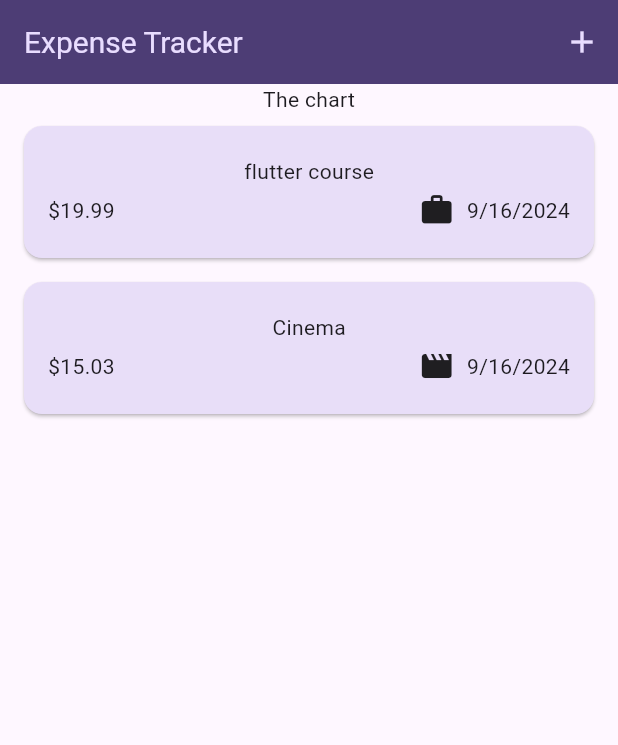
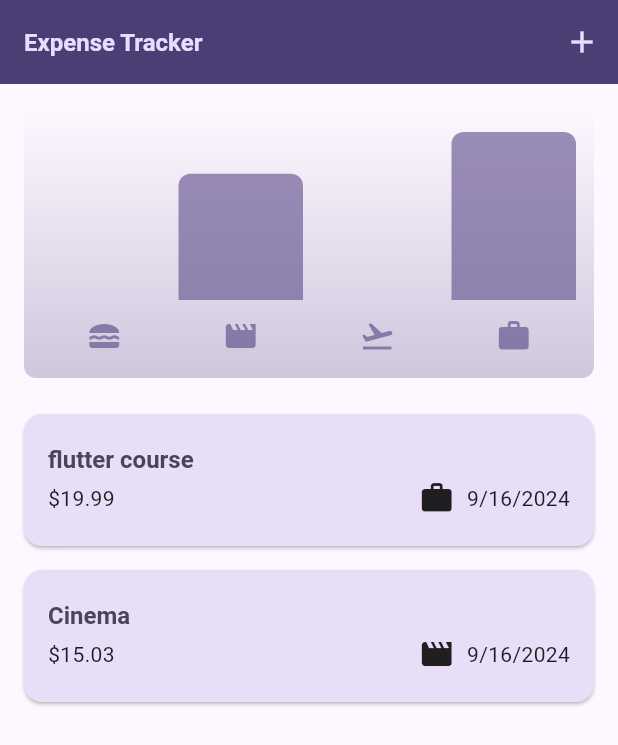
Before and after one commit to anish77/expenses_track, a Flutter app: the screen it shows after launch, on a phone screen of 412 x 824 dp. Shown: the top 745 px of the screen. Run offline on Flutter 3.47's test engine with Material 3 defaults, Android fonts, the phone set to English and light mode, and no system bars.

Commit message:
add the chart

```diff
--- a/lib/main.dart
+++ b/lib/main.dart
@@ -4,9 +4,29 @@
 var kColorScheme = ColorScheme.fromSeed(
   seedColor: const Color.fromARGB(255, 96, 59, 181),
 );
+var kDarkColorScheme = ColorScheme.fromSeed(
+  brightness: Brightness.dark,
+  seedColor: const Color.fromRGBO(255, 5, 99, 125),
+);
+
 void main() {
   runApp(
     MaterialApp(
+      darkTheme: ThemeData.dark().copyWith(
+        colorScheme: kDarkColorScheme,
+        cardTheme: const CardTheme().copyWith(
+          color: kDarkColorScheme.secondaryContainer,
+          margin: const EdgeInsets.symmetric(
+            horizontal: 16,
+            vertical: 8,
+          ),
+        ),
+        elevatedButtonTheme: ElevatedButtonThemeData(
+          style: ElevatedButton.styleFrom(
+              backgroundColor: kDarkColorScheme.primaryContainer,
+              foregroundColor: kDarkColorScheme.onPrimaryContainer),
+        ),
+      ),
       theme: ThemeData().copyWith(
         colorScheme: kColorScheme,
         appBarTheme: const AppBarTheme().copyWith(
@@ -24,12 +44,13 @@
         ),
         textTheme: ThemeData().textTheme.copyWith(
               titleLarge: TextStyle(
-                fontWeight: FontWeight.normal,
+                fontWeight: FontWeight.bold,
                 color: kColorScheme.onSecondaryContainer,
-                fontSize: 20,
+                fontSize: 16,
               ),
             ),
       ),
+      //themeMode: ThemeMode.system, //default
       home: const Expenses(),
     ),
   );
--- /dev/null
+++ b/lib/widgets/chart/chart.dart
@@ -0,0 +1,95 @@
+import 'package:expenses_track/models/expense.dart';
+import 'package:flutter/material.dart';
+import 'package:expenses_track/widgets/expenses.dart';
+import 'package:expenses_track/widgets/chart/chart_bar.dart';
+
+class Chart extends StatelessWidget {
+  const Chart({super.key, required this.expenses});
+
+  final List<Expense> expenses;
+
+  List<ExpenseBucket> get buckets {
+    return [
+      ExpenseBucket.forCategory(expenses, Category.food),
+      ExpenseBucket.forCategory(expenses, Category.leisure),
+      ExpenseBucket.forCategory(expenses, Category.travel),
+      ExpenseBucket.forCategory(expenses, Category.work),
+    ];
+  }
+
+  double get maxTotalExpense {
+    double maxTotalExpense = 0;
+
+    for (final bucket in buckets) {
+      if (bucket.totalExpenses > maxTotalExpense) {
+        maxTotalExpense = bucket.totalExpenses;
+      }
+    }
+
+    return maxTotalExpense;
+  }
+
+  @override
+  Widget build(BuildContext context) {
+    final isDarkMode =
+        MediaQuery.of(context).platformBrightness == Brightness.dark;
+    return Container(
+      margin: const EdgeInsets.all(16),
+      padding: const EdgeInsets.symmetric(
+        vertical: 16,
+        horizontal: 8,
+      ),
+      width: double.infinity,
+      height: 180,
+      decoration: BoxDecoration(
+        borderRadius: BorderRadius.circular(8),
+        gradient: LinearGradient(
+          colors: [
+            Theme.of(context).colorScheme.primary.withOpacity(0.3),
+            Theme.of(context).colorScheme.primary.withOpacity(0.0)
+          ],
+          begin: Alignment.bottomCenter,
+          end: Alignment.topCenter,
+        ),
+      ),
+      child: Column(
+        children: [
+          Expanded(
+            child: Row(
+              crossAxisAlignment: CrossAxisAlignment.end,
+              children: [
+                for (final bucket in buckets) // alternative to map()
+                  ChartBar(
+                    fill: bucket.totalExpenses == 0
+                        ? 0
+                        : bucket.totalExpenses / maxTotalExpense,
+                  )
+              ],
+            ),
+          ),
+          const SizedBox(height: 12),
+          Row(
+            children: buckets
+                .map(
+                  (bucket) => Expanded(
+                    child: Padding(
+                      padding: const EdgeInsets.symmetric(horizontal: 4),
+                      child: Icon(
+                        categoryIcons[bucket.category],
+                        color: isDarkMode
+                            ? Theme.of(context).colorScheme.secondary
+                            : Theme.of(context)
+                                .colorScheme
+                                .primary
+                                .withOpacity(0.7),
+                      ),
+                    ),
+                  ),
+                )
+                .toList(),
+          )
+        ],
+      ),
+    );
+  }
+}
--- /dev/null
+++ b/lib/widgets/chart/chart_bar.dart
@@ -0,0 +1,34 @@
+import 'package:flutter/material.dart';
+
+class ChartBar extends StatelessWidget {
+  const ChartBar({
+    super.key,
+    required this.fill,
+  });
+
+  final double fill;
+
+  @override
+  Widget build(BuildContext context) {
+    final isDarkMode =
+        MediaQuery.of(context).platformBrightness == Brightness.dark;
+    return Expanded(
+      child: Padding(
+        padding: const EdgeInsets.symmetric(horizontal: 4),
+        child: FractionallySizedBox(
+          heightFactor: fill,
+          child: DecoratedBox(
+            decoration: BoxDecoration(
+              shape: BoxShape.rectangle,
+              borderRadius:
+                  const BorderRadius.vertical(top: Radius.circular(8)),
+              color: isDarkMode
+                  ? Theme.of(context).colorScheme.secondary
+                  : Theme.of(context).colorScheme.primary.withOpacity(0.65),
+            ),
+          ),
+        ),
+      ),
+    );
+  }
+}
--- a/lib/widgets/expenses.dart
+++ b/lib/widgets/expenses.dart
@@ -1,3 +1,4 @@
+import 'package:expenses_track/widgets/chart/chart.dart';
 import 'package:expenses_track/widgets/expenses_list.dart';
 import 'package:expenses_track/models/expense.dart';
 import 'package:expenses_track/widgets/new_expense.dart';
@@ -88,8 +89,37 @@
         ],
       ),
       body: Column(
-        children: [const Text('The chart'), Expanded(child: mainContent)],
+        children: [
+          Chart(expenses: _registeredExpenses),
+          Expanded(child: mainContent),
+        ],
       ),
     );
   }
 }
+
+class ExpenseBucket {
+  const ExpenseBucket({
+    required this.category,
+    required this.expenses,
+  });
+
+  // adding alternative constructor, not the default one
+  ExpenseBucket.forCategory(List<Expense> allExpenses, this.category)
+      : expenses = allExpenses
+            .where((expense) => expense.category == category)
+            .toList();
+
+  final Category category;
+  final List<Expense> expenses;
+
+  double get totalExpenses {
+    double sum = 0;
+
+    for (final expenses in expenses) {
+      sum += expenses.amount;
+    }
+
+    return sum;
+  }
+}
--- a/lib/widgets/expenses_item.dart
+++ b/lib/widgets/expenses_item.dart
@@ -12,8 +12,12 @@
       child: Padding(
         padding: const EdgeInsets.symmetric(vertical: 20, horizontal: 16),
         child: Column(
+          crossAxisAlignment: CrossAxisAlignment.start,
           children: [
-            Text(expense.title),
+            Text(
+              expense.title,
+              style: Theme.of(context).textTheme.titleLarge,
+            ),
             const SizedBox(
               height: 4,
             ),
--- a/lib/widgets/expenses_list.dart
+++ b/lib/widgets/expenses_list.dart
@@ -15,6 +15,11 @@
       itemCount: expenses.length,
       itemBuilder: (context, index) => Dismissible(
         key: ValueKey(expenses[index]),
+        background: Container(
+          color: Theme.of(context).colorScheme.error.withOpacity(0.75),
+          margin: EdgeInsets.symmetric(
+              horizontal: Theme.of(context).cardTheme.margin!.horizontal),
+        ),
         onDismissed: (direction) {
           onRemoveExpense(expenses[index]);
         },
```
